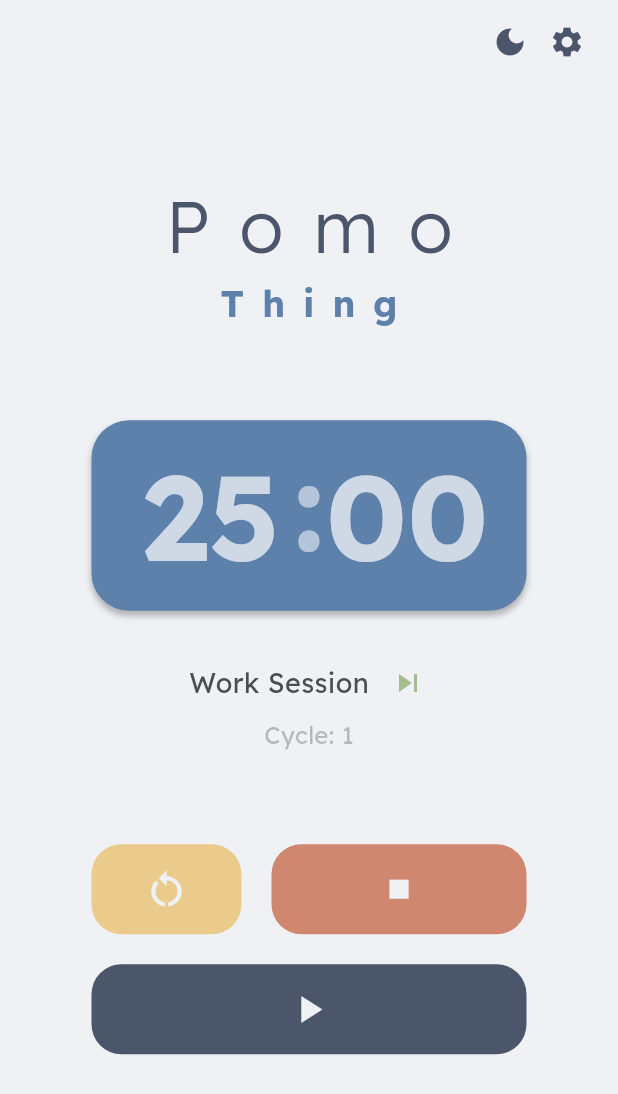
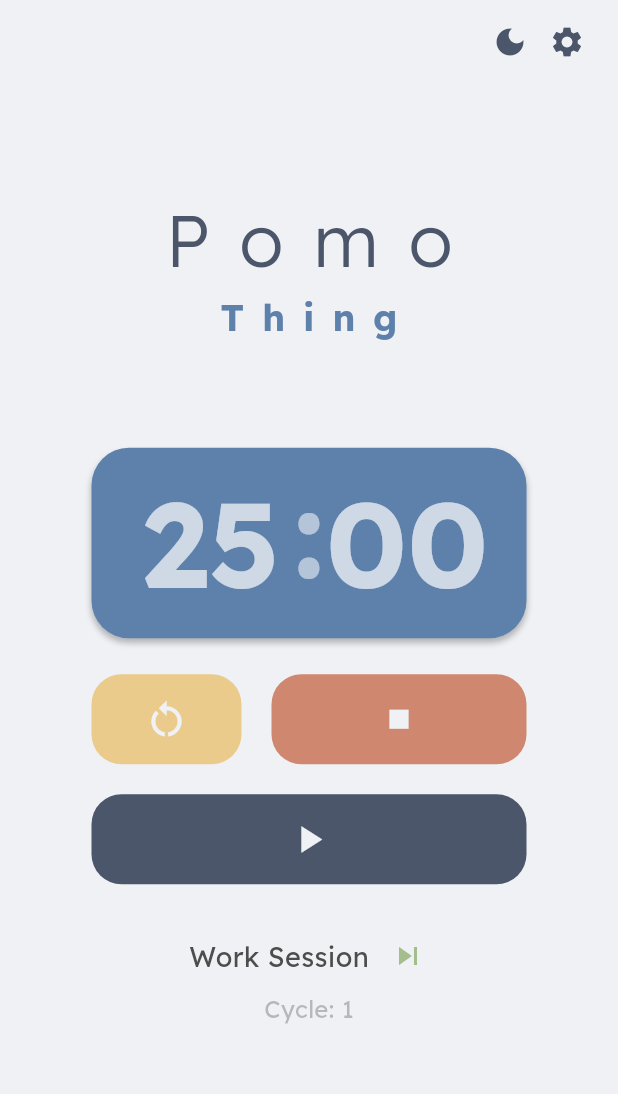
Before and after one commit to AbrarAbe/pomothing, a Flutter app: the screen it shows after launch, on a phone screen of 412 x 824 dp. Shown: the top 1094 px of the screen. Run offline on Flutter 3.47's test engine with Material 3 defaults, Android fonts, the phone set to English and light mode, and no system bars; our stand-ins replace flutter_local_notifications, flutter_timezone, google_fonts, just_audio, shared_preferences, timezone.

Commit message:
feat(timer): Implement responsive layout based on screen size
Introduces a responsive layout for the timer screen using `LayoutBuilder`.

The layout adapts based on screen width:
- On larger screens (>= 600px), the timer display and the control buttons (`ButtonRow` and `PlayPauseButton`) are arranged horizontally side-by-side.
- On smaller screens, the existing vertical arrangement of the timer display and buttons is maintained.

```diff
--- a/lib/features/timer/timer_screen.dart
+++ b/lib/features/timer/timer_screen.dart
@@ -136,11 +136,60 @@ class _TimerScreenState extends State<TimerScreen> {
         actionsIcon: Icons.settings,
       ),
       body: SafeArea(
-        child: Column(
+        child: LayoutBuilder(
+          builder: (context, constraints) {
+            final screenWidth = constraints.maxWidth;
+            final isLargeScreen =
+                screenWidth >= 600; // Tablet and PC breakpoint
+
+            Widget timerAndButtons;
+            if (isLargeScreen) {
+              timerAndButtons = Row(
+                mainAxisAlignment: MainAxisAlignment.center,
+                crossAxisAlignment: CrossAxisAlignment.center,
+                children: [
+                  TimeDisplay(remainingTime: timerProvider.remainingTime),
+                  const SizedBox(width: 40), // Space between timer and buttons
+                  Column(
                     mainAxisAlignment: MainAxisAlignment.center,
                     children: [
-            const Spacer(flex: 2), // Use Spacer for flexible spacing
+                      ButtonRow(
+                        handleResetCycle: handleResetCycle,
+                        handleStop: handleStop,
+                      ),
+                      const SizedBox(height: 20),
+                      PlayPauseButton(
+                        timerState: timerProvider.timerState,
+                        handlePlayPause: handlePlayPause,
+                      ),
+                    ],
+                  ),
+                ],
+              );
+            } else {
+              // Mobile layout
+              timerAndButtons = Column(
+                mainAxisAlignment: MainAxisAlignment.center,
+                children: [
+                  TimeDisplay(remainingTime: timerProvider.remainingTime),
+                  const SizedBox(height: 24),
+                  ButtonRow(
+                    handleResetCycle: handleResetCycle,
+                    handleStop: handleStop,
+                  ),
+                  const SizedBox(height: 20),
+                  PlayPauseButton(
+                    timerState: timerProvider.timerState,
+                    handlePlayPause: handlePlayPause,
+                  ),
+                ],
+              );
+            }
 
+            return Column(
+              mainAxisAlignment: MainAxisAlignment.center,
+              children: [
+                const Spacer(flex: 2),
                 Text(
                   "Pomo",
                   style: TextStyle(
@@ -159,9 +208,8 @@ class _TimerScreenState extends State<TimerScreen> {
                     letterSpacing: 12,
                   ),
                 ),
-
                 const Spacer(flex: 2),
-            TimeDisplay(remainingTime: timerProvider.remainingTime),
+                timerAndButtons,
                 if (_sessionEndMessage != null) const SizedBox(height: 16),
                 if (_sessionEndMessage != null)
                   SessionEndMessage(
@@ -169,26 +217,15 @@ class _TimerScreenState extends State<TimerScreen> {
                     sessionEndMessageColor: _sessionEndMessageColor,
                   ),
                 const SizedBox(height: 24),
-
                 TimerStatusHeader(
                   currentSessionType: timerProvider.currentSessionType,
                   skipSession: handleSkipSession,
                   currentCycle: timerProvider.currentCycle,
                 ),
-
-            const Spacer(flex: 2),
-            ButtonRow(
-              handleResetCycle: handleResetCycle,
-              handleStop: handleStop,
-            ),
-            const SizedBox(height: 20),
-            PlayPauseButton(
-              timerState: timerProvider.timerState,
-              handlePlayPause: handlePlayPause,
-            ),
-
                 const Spacer(flex: 4),
               ],
+            );
+          },
         ),
       ),
     );
```
Lines whose indentation alone changed are shown as unchanged.
